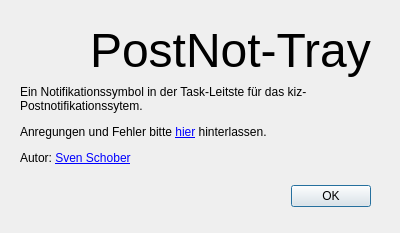
Old version of the form about.ui in the repository sschober/postnot-tray.
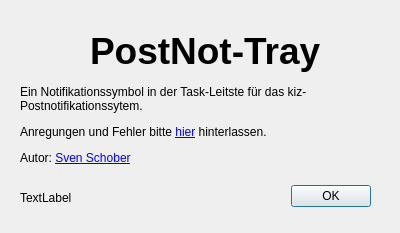
New version of the form. Icons and pictures are not drawn.

```diff
--- a/about.ui
+++ b/about.ui
@@ -60,7 +60,9 @@
    <property name="font">
     <font>
      <family>Lucida Grande</family>
-     <pointsize>36</pointsize>
+     <pointsize>28</pointsize>
+     <weight>75</weight>
+     <bold>true</bold>
     </font>
    </property>
    <property name="text">
@@ -86,6 +88,19 @@
     <bool>true</bool>
    </property>
   </widget>
+  <widget class="QLabel" name="lbVersion">
+   <property name="geometry">
+    <rect>
+     <x>20</x>
+     <y>190</y>
+     <width>261</width>
+     <height>16</height>
+    </rect>
+   </property>
+   <property name="text">
+    <string>TextLabel</string>
+   </property>
+  </widget>
  </widget>
  <resources>
   <include location="postnot.qrc"/>
```
